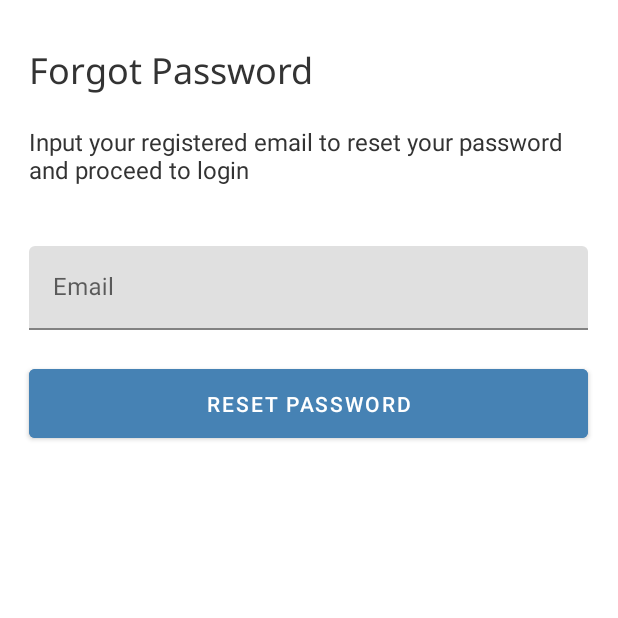
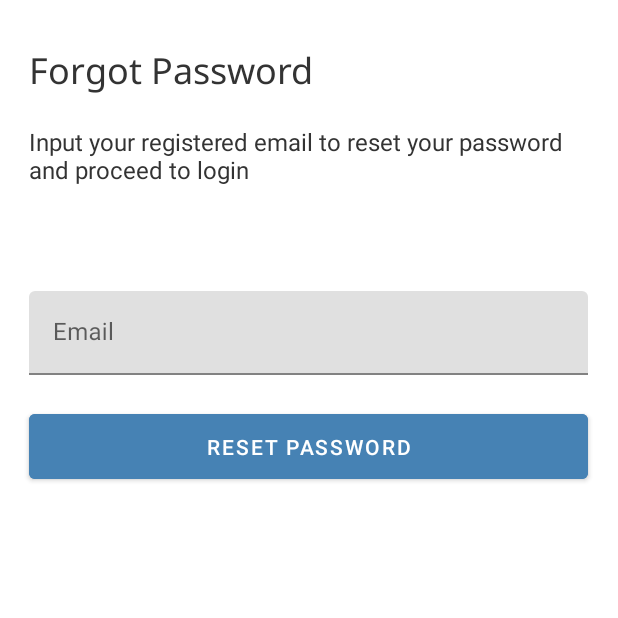
Before and after one commit to sirqoharastus/Mingler-App, an Android app: the ForgotPasswordFragment screen opened through its navigation route, on a phone screen of 412 x 824 dp, the top half of it. Run offline under Robolectric (Android 15) with nearby library versions, the phone set to English and light mode, and no system bars; our stand-ins replace Firebase (no records; nobody signed in at launch, a user with empty details on screens opened directly).

Commit message:
started implementing reset password

```diff
--- a/app/src/main/java/com/example/minglerapp/ui/fragments/ForgotPasswordFragment.kt
+++ b/app/src/main/java/com/example/minglerapp/ui/fragments/ForgotPasswordFragment.kt
@@ -1,22 +1,48 @@
 package com.example.minglerapp.ui.fragments
 
 import android.os.Bundle
+import android.util.Patterns
 import androidx.fragment.app.Fragment
 import android.view.LayoutInflater
 import android.view.View
 import android.view.ViewGroup
 import com.example.minglerapp.R
+import com.example.minglerapp.databinding.FragmentForgotPasswordBinding
+import com.google.firebase.auth.FirebaseAuth
 
 
 class ForgotPasswordFragment : Fragment() {
-
+    var _binding : FragmentForgotPasswordBinding? = null
+    val binding get() = _binding!!
+    private var mAuth: FirebaseAuth? = null
     override fun onCreateView(
         inflater: LayoutInflater, container: ViewGroup?,
         savedInstanceState: Bundle?
     ): View? {
         // Inflate the layout for this fragment
-        return inflater.inflate(R.layout.fragment_forgot_password, container, false)
+        _binding = FragmentForgotPasswordBinding.inflate(inflater, container, false)
+        return binding.root
     }
 
+    override fun onViewCreated(view: View, savedInstanceState: Bundle?) {
+        super.onViewCreated(view, savedInstanceState)
+        mAuth = FirebaseAuth.getInstance()
 
+        binding.forgotPasswordResetPasswordButton.setOnClickListener {
+            resetPassword()
+        }
+    }
+
+    private fun resetPassword() {
+        if (binding.forgotPasswordEmailEdittext.text.toString().isNotEmpty() && Patterns.EMAIL_ADDRESS.matcher(binding.forgotPasswordEmailEdittext.text.toString()).matches()){
+            val email = binding.forgotPasswordEmailEdittext.text.toString()
+            mAuth?.sendPasswordResetEmail(binding.forgotPasswordEmailEdittext.text.toString().trim())
+        }
+
+    }
+
+    override fun onDestroyView() {
+        super.onDestroyView()
+        _binding = null
+    }
 }
--- a/app/src/main/res/layout/fragment_forgot_password.xml
+++ b/app/src/main/res/layout/fragment_forgot_password.xml
@@ -7,7 +7,7 @@
     tools:context=".ui.fragments.ForgotPasswordFragment">
 
     <TextView
-        android:id="@+id/textView5"
+        android:id="@+id/forgot_password_textview"
         android:layout_width="wrap_content"
         android:layout_height="wrap_content"
         android:layout_marginStart="19dp"
@@ -20,7 +20,7 @@
         app:layout_constraintTop_toTopOf="parent" />
 
     <TextView
-        android:id="@+id/textView6"
+        android:id="@+id/forgot_password_fragment_text_body_textview"
         android:layout_width="0dp"
         android:layout_height="wrap_content"
         android:layout_marginTop="20dp"
@@ -30,19 +30,20 @@
         android:textFontWeight="400"
         android:textSize="16sp"
         app:layout_constraintEnd_toEndOf="parent"
-        app:layout_constraintStart_toStartOf="@+id/textView5"
-        app:layout_constraintTop_toBottomOf="@+id/textView5" />
+        app:layout_constraintStart_toStartOf="@+id/forgot_password_textview"
+        app:layout_constraintTop_toBottomOf="@+id/forgot_password_textview" />
 
     <com.google.android.material.textfield.TextInputLayout
-        android:id="@+id/textInputLayout"
+        android:id="@+id/forgot_password_email_text_input_layout"
         android:layout_width="0dp"
         android:layout_height="wrap_content"
-        android:layout_marginTop="40dp"
-        app:layout_constraintEnd_toEndOf="@+id/textView6"
-        app:layout_constraintStart_toStartOf="@+id/textView6"
-        app:layout_constraintTop_toBottomOf="@+id/textView6">
+        android:layout_marginTop="70dp"
+        app:layout_constraintEnd_toEndOf="@+id/forgot_password_fragment_text_body_textview"
+        app:layout_constraintStart_toStartOf="@+id/forgot_password_fragment_text_body_textview"
+        app:layout_constraintTop_toBottomOf="@+id/forgot_password_fragment_text_body_textview">
 
         <EditText
+            android:id="@+id/forgot_password_email_edittext"
             android:layout_width="match_parent"
             android:layout_height="wrap_content"
             android:hint="Email" />
@@ -51,15 +52,16 @@
     </com.google.android.material.textfield.TextInputLayout>
 
     <Button
+        android:id="@+id/forgot_password_reset_password_button"
         android:layout_width="0dp"
         android:layout_height="wrap_content"
         android:text="Reset password"
-        android:padding="13dp"
+        android:padding="12dp"
         android:backgroundTint="@color/steel_blue"
         android:layout_marginTop="20dp"
-        app:layout_constraintEnd_toEndOf="@+id/textInputLayout"
-        app:layout_constraintStart_toStartOf="@+id/textInputLayout"
-        app:layout_constraintTop_toBottomOf="@+id/textInputLayout" />
+        app:layout_constraintEnd_toEndOf="@+id/forgot_password_email_text_input_layout"
+        app:layout_constraintStart_toStartOf="@+id/forgot_password_email_text_input_layout"
+        app:layout_constraintTop_toBottomOf="@+id/forgot_password_email_text_input_layout" />
 
 
 </androidx.constraintlayout.widget.ConstraintLayout>
--- a/app/src/main/res/navigation/authentication_nav_graph.xml
+++ b/app/src/main/res/navigation/authentication_nav_graph.xml
@@ -35,7 +35,8 @@
         android:id="@+id/forgotPasswordFragment"
         android:name="com.example.minglerapp.ui.fragments.ForgotPasswordFragment"
         android:label="fragment_forgot_password"
-        tools:layout="@layout/fragment_forgot_password" >
+        tools:layout="@layout/fragment_forgot_password"
+        app:startDestination="@id/action_forgotPasswordFragment_to_loginFragment">
         <action
             android:id="@+id/action_forgotPasswordFragment_to_loginFragment"
             app:destination="@id/loginFragment" />
```
